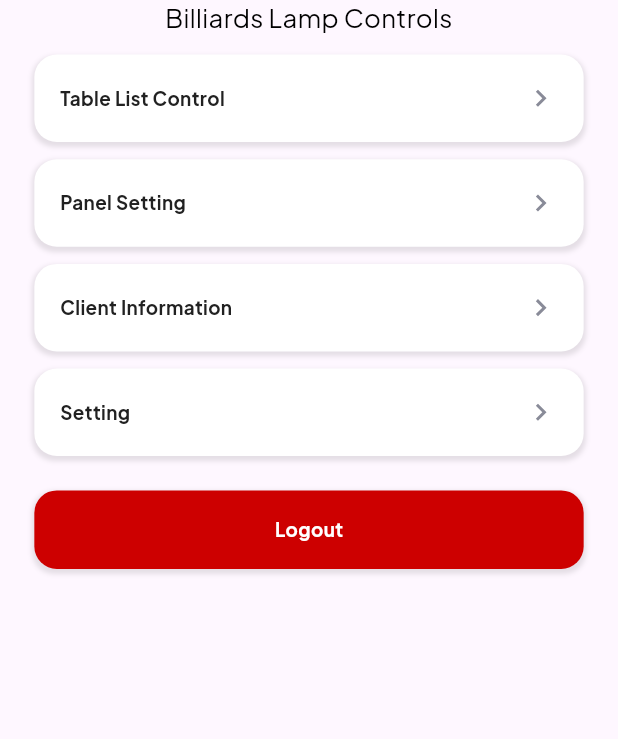
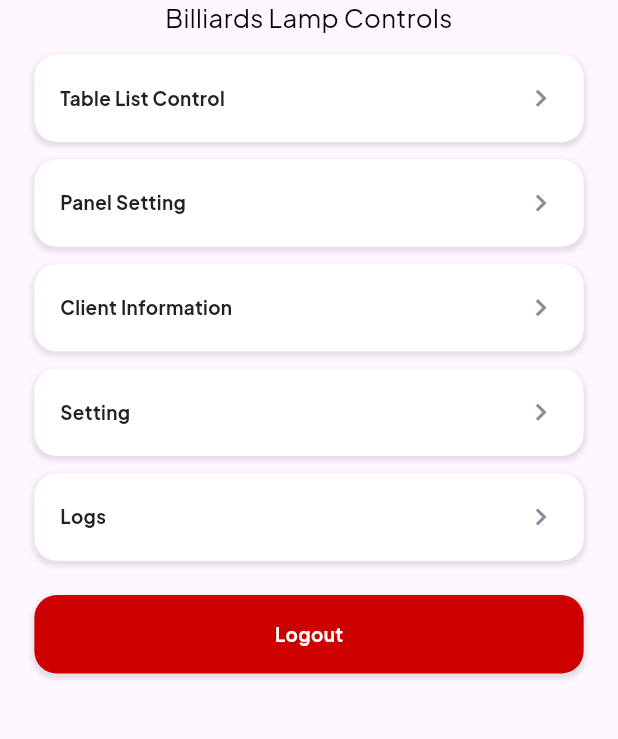
Before and after one commit to alenovan/carabao-billing-apps, a Flutter app: the SettingScreen screen opened directly, on a phone screen of 412 x 824 dp, the part 229-968 px from its top. Run offline on Flutter 3.47's test engine with Material 3 defaults, Android fonts, the phone set to English and light mode, and no system bars; our stand-ins replace bloc, boxicons, equatable, flutter_bloc, flutter_local_notifications, flutter_screenutil and 6 more; missing offline and left inert: android_alarm_manager_plus, flutter_background_service, flutter_ringtone_player, http_interceptor, pusher_channels_flutter, window_manager; accounts and stored records are empty; network calls fail.

Commit message:
update log

```diff
--- a/lib/constant/url_constant.dart
+++ b/lib/constant/url_constant.dart
@@ -1,6 +1,6 @@
 class UrlConstant {
   static const base_url_live =
-      "https://test.crbillingsystem.com/public/api/";
+      "http://192.168.1.7:8000/api/";
   static const base_url_staging = "http://192.168.1.15:8001/api/";
   static const base_url = base_url_live;
   static const config = base_url + "config";
@@ -25,5 +25,6 @@ class UrlConstant {
   static const panelsupdate = base_url + "panels/update";
 
   static const history_orders = base_url + "orders/history-orders";
+  static const logs = base_url + "logs";
   static const detail_history = history_orders + "/";
 }
--- a/lib/main.dart
+++ b/lib/main.dart
@@ -3,6 +3,7 @@ import 'dart:io';
 
 import 'package:android_alarm_manager_plus/android_alarm_manager_plus.dart';
 import 'package:carabaobillingapps/SplashScreen.dart';
+import 'package:carabaobillingapps/helper/global_helper.dart';
 import 'package:carabaobillingapps/service/models/order/ResponseListOrdersModels.dart';
 import 'package:carabaobillingapps/util/DatabaseHelper.dart';
 import 'package:carabaobillingapps/util/TimerService.dart';
--- a/lib/screen/BottomNavigationScreen.dart
+++ b/lib/screen/BottomNavigationScreen.dart
@@ -1,4 +1,5 @@
 import 'dart:async';
+
 import 'package:boxicons/boxicons.dart';
 import 'package:carabaobillingapps/component/menu_list_card.dart';
 import 'package:carabaobillingapps/constant/color_constant.dart';
@@ -6,6 +7,7 @@ import 'package:carabaobillingapps/constant/image_constant.dart';
 import 'package:carabaobillingapps/util/DatabaseHelper.dart';
 import 'package:flutter/material.dart';
 import 'package:flutter_screenutil/flutter_screenutil.dart';
+
 import '../service/models/order/ResponseListOrdersModels.dart';
 import 'menu/HistoryScreen.dart';
 import 'menu/HomeScreen.dart';
--- a/lib/screen/menu/HomeScreen.dart
+++ b/lib/screen/menu/HomeScreen.dart
@@ -230,7 +230,6 @@ class _HomeScreenState extends State<HomeScreen> with WidgetsBindingObserver {
                               // _OrderBloc?.add(GetOrder());
                             },
                             onCloseAutoCut: () {
-
                               _OrderBloc?.add(GetOrder());
                             },
                           );
--- a/lib/screen/menu/SettingScreen.dart
+++ b/lib/screen/menu/SettingScreen.dart
@@ -4,6 +4,7 @@ import 'package:boxicons/boxicons.dart';
 import 'package:carabaobillingapps/constant/data_constant.dart';
 import 'package:carabaobillingapps/screen/LoginScreen.dart';
 import 'package:carabaobillingapps/screen/setting/ClientInformation.dart';
+import 'package:carabaobillingapps/screen/setting/LogScreen.dart';
 import 'package:carabaobillingapps/screen/setting/PanelSetting.dart';
 import 'package:carabaobillingapps/service/bloc/configs/configs_bloc.dart';
 import 'package:carabaobillingapps/service/repository/ConfigRepository.dart';
@@ -266,6 +267,49 @@ class _SettingScreenState extends State<SettingScreen> {
                           ),
                         ))),
                 InkWell(
+                    onTap: () {
+                      Navigator.push(
+                        context,
+                        MaterialPageRoute(
+                            builder: (context) => LogScreen()),
+                      );
+                    },
+                    child: Container(
+                        margin:
+                        EdgeInsets.only(left: 20.w, right: 20.w, top: 10.w),
+                        decoration: BoxDecoration(
+                          color: ColorConstant.white,
+                          borderRadius: BorderRadius.all(Radius.circular(15)),
+                          boxShadow: [
+                            BoxShadow(
+                              color: Colors.black.withOpacity(0.1),
+                              blurRadius: 2.0,
+                              spreadRadius: 1.0,
+                              offset: Offset(0, 2),
+                            ),
+                          ],
+                        ),
+                        padding: EdgeInsets.all(15.w),
+                        child: Container(
+                          child: Row(
+                            mainAxisAlignment: MainAxisAlignment.spaceBetween,
+                            children: [
+                              Text(
+                                "Logs",
+                                textAlign: TextAlign.center,
+                                style: GoogleFonts.plusJakartaSans(
+                                    fontWeight: FontWeight.bold,
+                                    fontSize: 11.sp,
+                                    color: ColorConstant.titletext),
+                              ),
+                              Icon(
+                                Boxicons.bx_chevron_right,
+                                color: ColorConstant.subtext,
+                              )
+                            ],
+                          ),
+                        ))),
+                InkWell(
                     onTap: () async {
                       if (Platform.isAndroid) {
                         fetchTimer?.cancel();
@@ -306,6 +350,7 @@ class _SettingScreenState extends State<SettingScreen> {
                             ],
                           ),
                         ))),
+
               ],
             )));
   }
--- a/lib/screen/room/RoomScreen.dart
+++ b/lib/screen/room/RoomScreen.dart
@@ -273,12 +273,14 @@ class _RoomScreenState extends State<RoomScreen> {
                                         ip: dataGet?.ip ?? "",
                                         key: dataGet?.secret ?? "",
                                         code: dataGet?.code ?? "",
+                                        id_order: "-2(from menu reset)",
                                         status: true);
                                     await Future.delayed(Duration(seconds: 2));
                                     switchLamp(
                                         ip: dataGet?.ip ?? "",
                                         key: dataGet?.secret ?? "",
                                         code: dataGet?.code ?? "",
+                                        id_order: "-2(from menu reset)",
                                         status: false);
                                     await Future.delayed(Duration(seconds: 1));
                                     popScreen(context);
```
Also changed, not shown: lib/component/menu_list_card.dart (+0 -9 lines), lib/component/menu_list_control.dart (+8 -0 lines), lib/helper/global_helper.dart (+107 -8 lines), lib/screen/room/BillingScreen.dart (+5 -2 lines), lib/screen/room/OpenTableScreen.dart (+8 -2 lines), lib/screen/setting/LogScreen.dart (added, +111 -0 lines), lib/service/repository/RoomsRepository.dart (+10 -6 lines).
